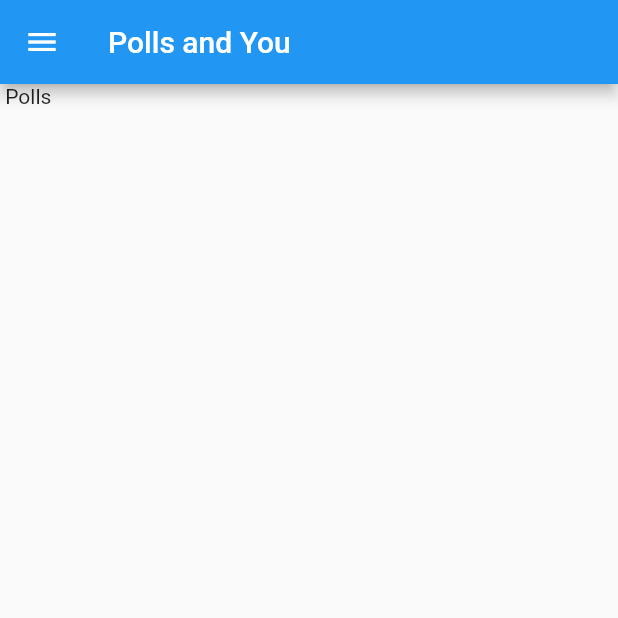
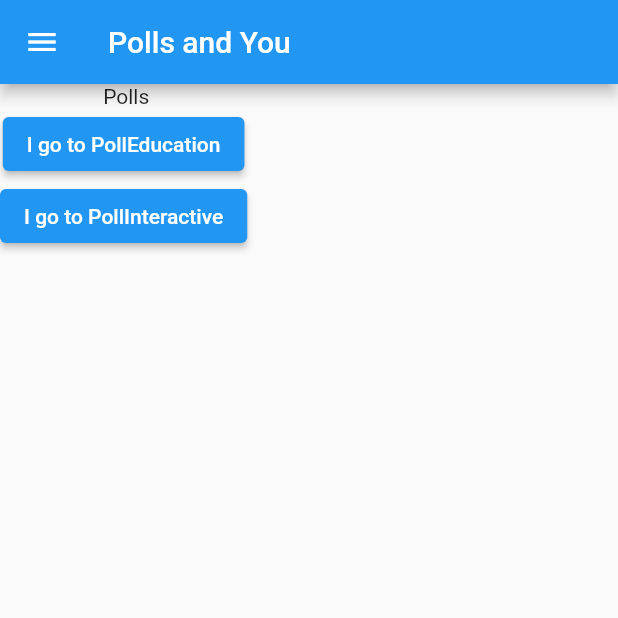
Before and after one commit to Oracen/voter-education, a Flutter app: the PollLanding screen opened by its route, on a phone screen of 412 x 824 dp, the top half of it. Run offline on Flutter 3.47's test engine with Material 2 defaults, Android fonts, the phone set to English and light mode, and no system bars.

Commit message:
Poll routes sorted

```diff
--- a/voter_education/lib/main.dart
+++ b/voter_education/lib/main.dart
@@ -6,6 +6,8 @@ import 'package:voter_education/pages/district_details/district_details.dart';
 import 'package:voter_education/pages/district_select/district_select.dart';
 import 'package:voter_education/pages/get_involved/get_involved.dart';
 import 'package:voter_education/pages/home_page/home_page.dart';
+import 'package:voter_education/pages/poll_education/poll_education.dart';
+import 'package:voter_education/pages/poll_interactive/poll_interactive.dart';
 import 'package:voter_education/pages/poll_landing/poll_landing.dart';
 import 'package:voter_education/pages/settings_menu/settings_menu.dart';
 import 'package:voter_education/services/district_data/details.dart';
@@ -38,7 +40,9 @@ class MyApp extends StatelessWidget {
         DistrictDetails.route: (context) => DistrictDetails(),
         PollLanding.route: (context) => PollLanding(),
         GetInvolved.route: (context) => GetInvolved(),
-        DistrictCompare.route: (context) => DistrictCompare()
+        DistrictCompare.route: (context) => DistrictCompare(),
+        PollInteractive.route: (context) => PollInteractive(),
+        PollEducation.route: (context) => PollEducation()
       },
     );
   }
--- a/voter_education/lib/pages/district_details/district_details.dart
+++ b/voter_education/lib/pages/district_details/district_details.dart
@@ -2,6 +2,7 @@ import 'package:provider/provider.dart';
 import 'package:flutter/material.dart';
 import 'package:flutter/widgets.dart';
 import 'package:voter_education/interfaces/details/district_compare_interface.dart';
+import 'package:voter_education/pages/district_compare/district_compare.dart';
 import 'package:voter_education/pages/district_details/tabs/challengers.dart';
 import 'package:voter_education/pages/district_details/tabs/district.dart';
 import 'package:voter_education/pages/district_details/tabs/incumbent.dart';
@@ -9,7 +10,8 @@ import 'package:voter_education/services/district_data/details.dart';
 import 'package:voter_education/widgets/drawer.dart';
 
 void goToDistrictDetails(BuildContext context, DistrictStatToMap args) {
-  Navigator.pushReplacementNamed(context, "/detail/compare", arguments: args);
+  Navigator.pushReplacementNamed(context, DistrictCompare.route,
+      arguments: args);
 }
 
 class DistrictDetails extends StatefulWidget {
--- a/voter_education/lib/pages/poll_landing/poll_landing.dart
+++ b/voter_education/lib/pages/poll_landing/poll_landing.dart
@@ -1,6 +1,15 @@
 import 'package:flutter/material.dart';
 import 'package:flutter/widgets.dart';
+import 'package:voter_education/pages/poll_interactive/poll_interactive.dart';
 import 'package:voter_education/widgets/drawer.dart';
+
+void goToPollInteractive(BuildContext context) {
+  Navigator.pushReplacementNamed(context, PollInteractive.route);
+}
+
+void goToPollEducation(BuildContext context) {
+  Navigator.pushReplacementNamed(context, PollInteractive.route);
+}
 
 class PollLanding extends StatelessWidget {
   static const String title = "Polls and You";
@@ -11,7 +20,19 @@ class PollLanding extends StatelessWidget {
     return Scaffold(
       appBar: AppBar(title: Text(PollLanding.title)),
       drawer: buildDrawer(context, route),
-      body: Text(" Polls"),
+      body: Column(
+        children: [
+          Text(" Polls"),
+          ElevatedButton(
+            onPressed: () => {goToPollEducation(context)},
+            child: Text("I go to PollEducation"),
+          ),
+          ElevatedButton(
+            onPressed: () => {goToPollInteractive(context)},
+            child: Text("I go to PollInteractive"),
+          ),
+        ],
+      ),
     );
   }
 }
```
Also changed, not shown: voter_education/lib/pages/poll_education/poll_education.dart (added, +17 -0 lines), voter_education/lib/pages/poll_interactive/poll_interactive.dart (added, +17 -0 lines).
